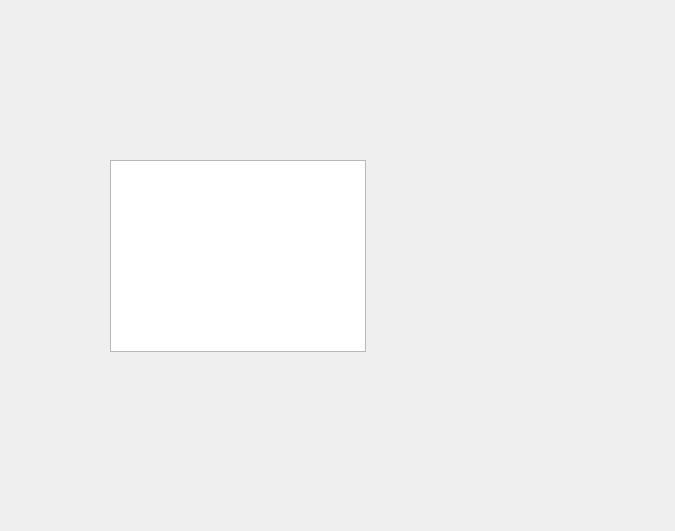
The window that interface/cuACS_Test/listview.ui (ArclightEntertainment/arclight-placeholder) describes before a commit, drawn with Qt 5.
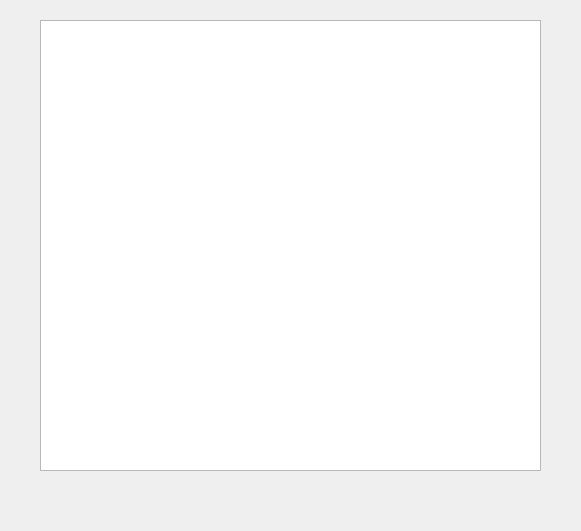
The same window after the commit.

Diff of the .ui file:
```diff
--- a/interface/cuACS_Test/listview.ui
+++ b/interface/cuACS_Test/listview.ui
@@ -6,7 +6,7 @@
    <rect>
     <x>0</x>
     <y>0</y>
-    <width>675</width>
+    <width>581</width>
     <height>531</height>
    </rect>
   </property>
@@ -16,10 +16,10 @@
   <widget class="QTableWidget" name="animalTableWidget">
    <property name="geometry">
     <rect>
-     <x>110</x>
-     <y>160</y>
-     <width>256</width>
-     <height>192</height>
+     <x>40</x>
+     <y>20</y>
+     <width>501</width>
+     <height>451</height>
     </rect>
    </property>
   </widget>
```
